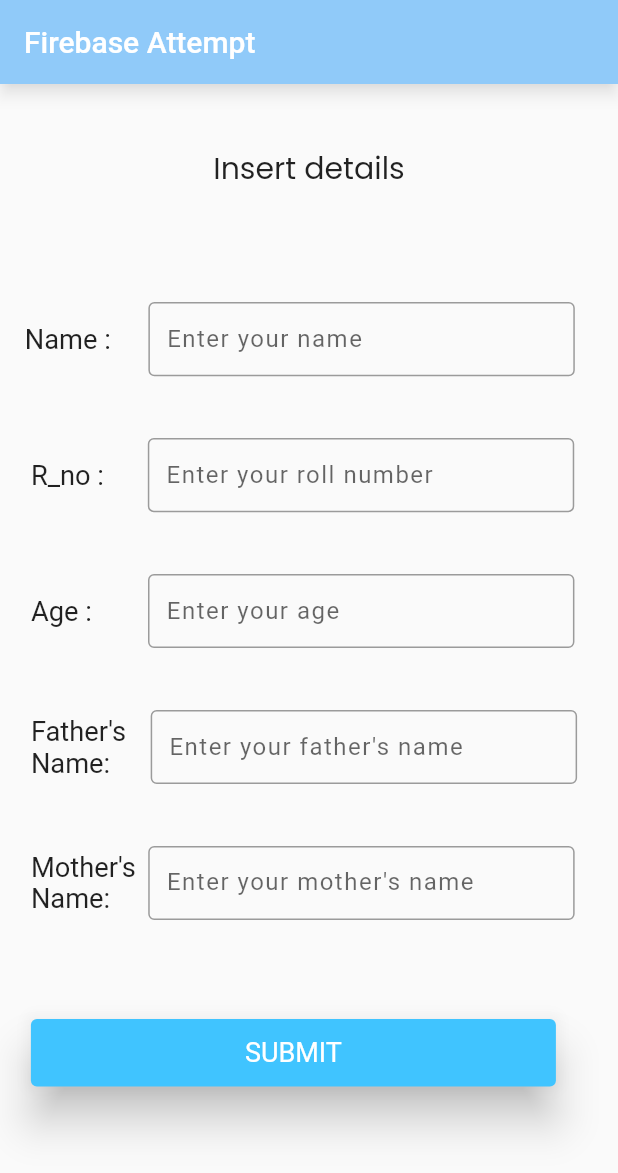
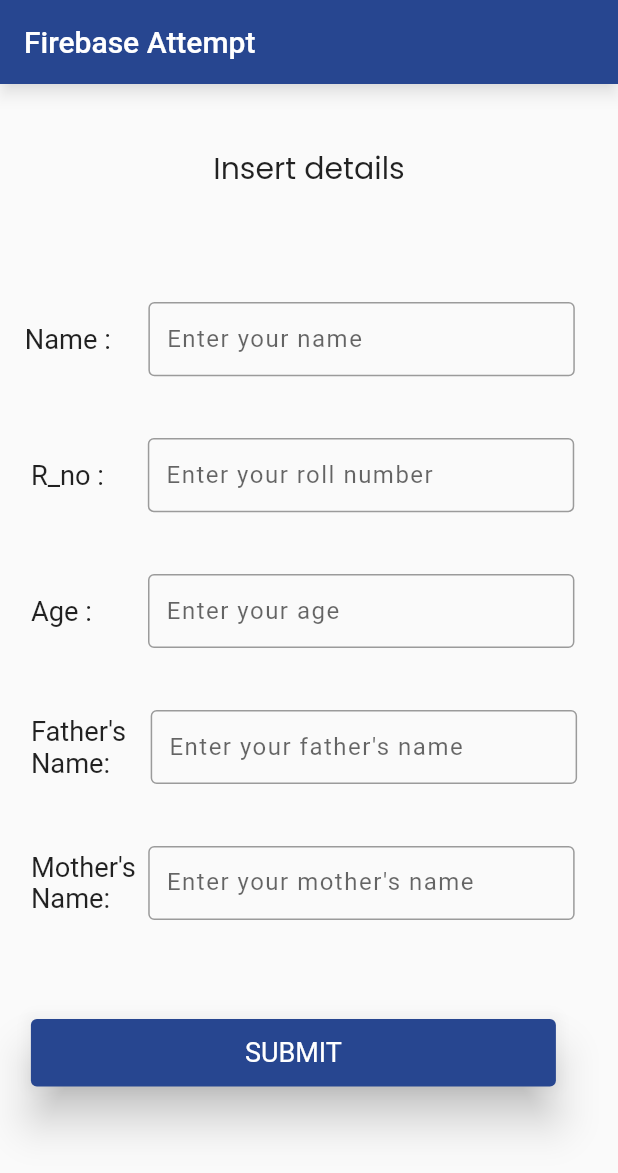
Before and after one commit to dhruvmaindola227/Flutter-Firebase, a Flutter app: the screen it shows after launch, on a phone screen of 412 x 824 dp. Shown: the top 1173 px of the screen. Run offline on Flutter 3.47's test engine with Material 2 defaults, Android fonts, the phone set to English and light mode, and no system bars; our stand-ins replace google_fonts.

Commit message:
minor changes

```diff
--- /dev/null
+++ b/lib/constants_color.dart
@@ -0,0 +1,5 @@
+import 'package:flutter/animation.dart';
+
+class ConstantColors{
+  static const Color darkBlue = Color(0xff274690);
+}
--- a/lib/main.dart
+++ b/lib/main.dart
@@ -1,6 +1,7 @@
 import 'dart:math';
 import 'package:flutter/material.dart';
 import 'package:google_fonts/google_fonts.dart';
+import 'package:new_app/constants_color.dart';
 
 void main(){
   runApp(const MyApp());
@@ -37,7 +38,7 @@ class _NewPageState extends State<NewPage> {
       appBar: AppBar(
         title: const Text("Firebase Attempt"),
         shadowColor: Colors.black45,
-        backgroundColor: Colors.blue.shade200,
+        backgroundColor: ConstantColors.darkBlue,
       ),
       body: const MainScreen(),
     );
@@ -224,13 +225,14 @@ class _MainScreenState extends State<MainScreen> {
         Padding(
           padding: EdgeInsets.only(left : screenWidth * 0.05 , top : screenHeight * 0.08),
           child: SizedBox(
+
             height: 45.0,
             width: 350.0,
             child: ElevatedButton(onPressed: () {
 
             },
             style: const ButtonStyle(
-              backgroundColor: MaterialStatePropertyAll(Colors.lightBlueAccent),
+              backgroundColor: MaterialStatePropertyAll(ConstantColors.darkBlue),
                 textStyle: MaterialStatePropertyAll(
                   TextStyle(
                     fontSize: 18.0,
```
